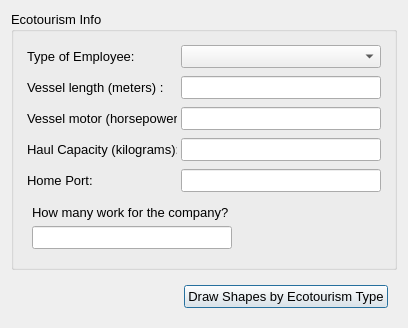
Before: the Qt Designer form cobi_loreto/Interview/ecotourism.ui in Ecotrust/openoceanmap-desktop, drawn with Qt 5.
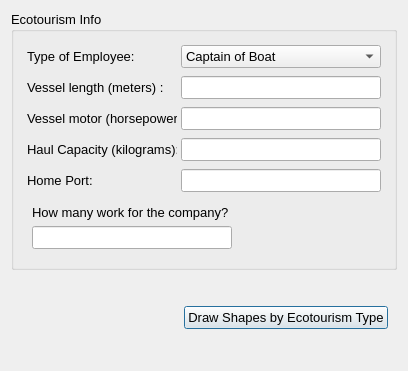
After: the same form once the commit is applied.

Diff of the .ui file:
```diff
--- a/cobi_loreto/Interview/ecotourism.ui
+++ b/cobi_loreto/Interview/ecotourism.ui
@@ -6,8 +6,8 @@
    <rect>
     <x>0</x>
     <y>0</y>
-    <width>402</width>
-    <height>328</height>
+    <width>404</width>
+    <height>371</height>
    </rect>
   </property>
   <property name="windowTitle" >
@@ -76,16 +76,6 @@
                <height>16777215</height>
               </size>
              </property>
-             <item>
-              <property name="text" >
-               <string/>
-              </property>
-             </item>
-             <item>
-              <property name="text" >
-               <string>Owner</string>
-              </property>
-             </item>
              <item>
               <property name="text" >
                <string>Captain of Boat</string>
```
Left out of the diff: 67 changed lines with no effect on the pictures.
